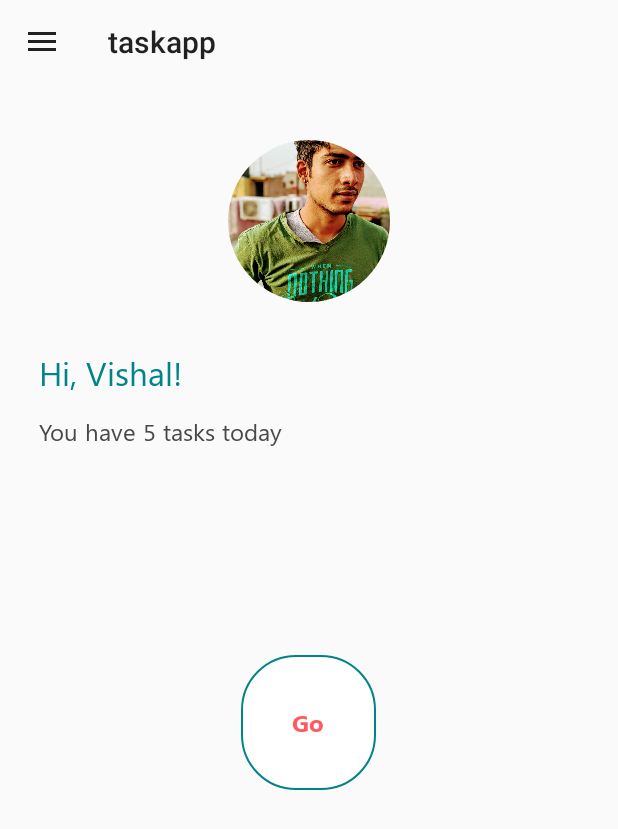
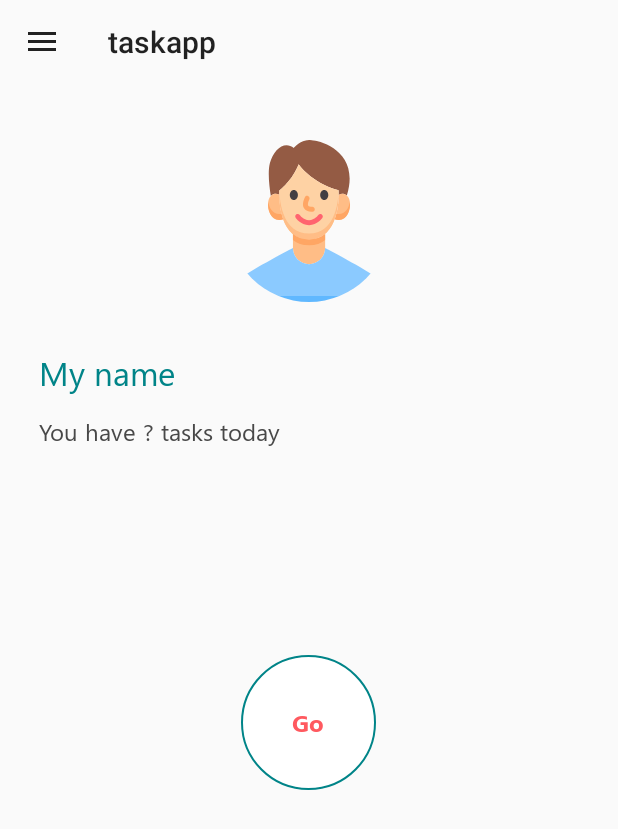
Before and after one commit to GREENTECK9810/taskAndroid, an Android app: the HomePage screen opened directly, with no data from a screen before it, on a phone screen of 412 x 824 dp. Shown: the top 829 px of the screen. Run offline under Robolectric (Android 15) with nearby library versions, the phone set to English and light mode, and no system bars; our stand-ins replace CircleImageView; 2 statements that could not run were skipped.

Commit message:
display user details added

```diff
--- a/app/src/main/java/com/example/visha/taskapp/HomePage.java
+++ b/app/src/main/java/com/example/visha/taskapp/HomePage.java
@@ -5,19 +5,63 @@ import androidx.appcompat.app.AppCompatActivity;
 import androidx.appcompat.widget.Toolbar;
 import androidx.drawerlayout.widget.DrawerLayout;
 
+import android.os.AsyncTask;
 import android.os.Bundle;
+import android.view.View;
+import android.widget.RelativeLayout;
+import android.widget.TextView;
+import android.widget.Toast;
+
+import java.io.IOException;
+import java.util.List;
+
+import retrofit2.Call;
+import retrofit2.Callback;
+import retrofit2.Response;
+import retrofit2.Retrofit;
+import retrofit2.converter.gson.GsonConverterFactory;
 
 public class HomePage extends AppCompatActivity {
 
     DrawerLayout drawerLayout;
     Toolbar toolbar;
     ActionBarDrawerToggle actionBarDrawerToggle;
+    RelativeLayout relativeLayout;
+    TextView name;
+    TextView taskCount;
+    private taskManagerApi taskapi;
+    private String token;
+    User user;
+    Integer tcount;
 
     @Override
     protected void onCreate(Bundle savedInstanceState) {
         super.onCreate(savedInstanceState);
         setContentView(R.layout.activity_home_page);
+
+        relativeLayout = (RelativeLayout) findViewById(R.id.loaddata);
+        name = (TextView) findViewById(R.id.name);
+        taskCount = (TextView) findViewById(R.id.task);
+
+
+        Retrofit retrofit = new Retrofit.Builder()
+                .baseUrl("https://green-task-manager-api.herokuapp.com")
+                .addConverterFactory(GsonConverterFactory.create())
+                .build();
+
+        taskapi = retrofit.create(taskManagerApi.class);
+
+        //get the token from sharedprefs
+        getToken();
+
+        new PrepareData().execute();
         setUpToolbar();
+
+    }
+
+    private void getToken() {
+        sessionManager sm = new sessionManager(getApplicationContext());
+        token = sm.getData();
     }
 
     private void setUpToolbar(){
@@ -29,4 +73,62 @@ public class HomePage extends AppCompatActivity {
         drawerLayout.addDrawerListener(actionBarDrawerToggle);
         actionBarDrawerToggle.syncState();
     }
+
+    private class PrepareData extends AsyncTask<Void, Void, Void>{
+
+        @Override
+        protected void onPreExecute() {
+            relativeLayout.setVisibility(View.VISIBLE);
+        }
+
+        @Override
+        protected Void doInBackground(Void... voids) {
+
+            //synchronous call to load data on homepage
+
+            Call<User> uesrsCall = taskapi.profile(token);
+            Call<List<Tasks>> tasksCall = taskapi.tasks(token);
+
+            try {
+                Response<User> response = uesrsCall.execute();
+
+                if(!response.isSuccessful()){
+                    Toast.makeText(getApplicationContext(),"Please authenticate",Toast.LENGTH_SHORT).show();
+                    finish();
+                }
+
+                user = response.body();
+
+            } catch (IOException e) {
+                Toast.makeText(getApplicationContext(),"Network Failure",Toast.LENGTH_SHORT).show();
+            }
+
+            try {
+                Response<List<Tasks>> response = tasksCall.execute();
+
+                if(!response.isSuccessful()){
+                    Toast.makeText(getApplicationContext(),"Please authenticate",Toast.LENGTH_SHORT).show();
+                    finish();
+                }
+
+                tcount = response.body().size();
+
+            } catch (IOException e) {
+                Toast.makeText(getApplicationContext(),"Network Failure",Toast.LENGTH_SHORT).show();
+            }
+
+            return null;
+        }
+
+        @Override
+        protected void onPostExecute(Void aVoid) {
+
+            if(user != null && tcount != null){
+                name.setText("Hi, " + user.getName().substring(0,1).toUpperCase() + user.getName().substring(1));
+                taskCount.setText("You have " + tcount.toString() + " tasks today");
+            }
+
+            relativeLayout.setVisibility(View.GONE);
+        }
+    }
 }
--- a/app/src/main/java/com/example/visha/taskapp/sessionManager.java
+++ b/app/src/main/java/com/example/visha/taskapp/sessionManager.java
@@ -5,26 +5,29 @@ import android.content.SharedPreferences;
 
 public class sessionManager {
 
-    String token;
+    private String token;
     Context _context;
-    String TEXT = "MySharedPref";
+    private static final String name = "MySharedPref";
+    SharedPreferences sharedPreferences;
+    SharedPreferences.Editor editor;
+    int PRIVATE_MODE = 0;
 
     sessionManager(Context _context){
-        this._context = _context.getApplicationContext();
+        this._context = _context;
+        sharedPreferences = _context.getSharedPreferences(this.name,PRIVATE_MODE);
+        editor = sharedPreferences.edit();
     }
 
     public void StoreData(String token){
-        SharedPreferences sharedPreferences = _context.getSharedPreferences(this.TEXT,_context.MODE_PRIVATE);
-        SharedPreferences.Editor editor = sharedPreferences.edit();
 
         editor.putString("token", token);
+        editor.commit();
 
     }
 
     public String getData(){
-        SharedPreferences sharedPreferences = _context.getSharedPreferences(this.TEXT,_context.MODE_PRIVATE);
 
-        this.token = sharedPreferences.getString("token","");
+        this.token = sharedPreferences.getString("token", null);
 
         return token;
     }
--- a/app/src/main/java/com/example/visha/taskapp/taskManagerApi.java
+++ b/app/src/main/java/com/example/visha/taskapp/taskManagerApi.java
@@ -1,7 +1,11 @@
 package com.example.visha.taskapp;
+
+import java.util.List;
 
 import retrofit2.Call;
 import retrofit2.http.Body;
+import retrofit2.http.GET;
+import retrofit2.http.Header;
 import retrofit2.http.POST;
 
 public interface taskManagerApi {
@@ -9,4 +13,11 @@ public interface taskManagerApi {
     @POST("/users/login")
     Call<userAndToken> login(@Body User user);
 
+
+    @GET("/users/me")
+    Call<User> profile(@Header("Authorization") String token);
+
+    @GET("/tasks")
+    Call<List<Tasks>> tasks(@Header("Authorization") String token);
+
 }
--- a/app/src/main/res/drawable/go_button.xml
+++ b/app/src/main/res/drawable/go_button.xml
@@ -1,11 +1,11 @@
 <?xml version="1.0" encoding="utf-8"?>
-<ripple android:color="@color/blue" xmlns:android="http://schemas.android.com/apk/res/android">
+<ripple android:color="@color/darkgrey" xmlns:android="http://schemas.android.com/apk/res/android">
 
     <item>
         <shape android:shape="rectangle">
             <solid android:color="@color/white"/>
             <stroke android:color="@color/blue" android:width="1dp"/>
-            <corners android:radius="36dp"/>
+            <corners android:radius="200dp"/>
         </shape>
     </item>
 
--- /dev/null
+++ b/app/src/main/res/drawable/ic_young.xml
@@ -0,0 +1,51 @@
+<vector xmlns:android="http://schemas.android.com/apk/res/android"
+    android:width="512dp"
+    android:height="512dp"
+    android:viewportWidth="512"
+    android:viewportHeight="512.0004">
+  <path
+      android:pathData="m162.082,173.32c-0.129,-8.48 0.18,-13.68 0.18,-13.68s40.844,-30.883 61.125,-83.063c0,0 37.711,57.344 126.102,82.445 0,0 0.367,5.535 0.262,14.512 7.547,-3.789 17.266,-5.648 25.789,2.199 42.992,-138.598 -81.297,-173.645 -113.406,-175.621 -33.582,-2.066 -54.027,24.801 -54.027,24.801 -30.258,-23.25 -63.766,4.648 -75.648,48.047 -7.273,26.559 -2.16,72.48 2.902,104.113 8.68,-9.223 18.828,-7.598 26.723,-3.754zM162.082,173.32"
+      android:fillColor="#945b44"/>
+  <path
+      android:pathData="m379.57,180.324c-9.355,-13.004 -21.051,-11.191 -29.82,-6.793 -0.203,17.621 -2.219,48.508 -12.363,76.867 44.148,14.813 57.609,-48.621 42.184,-70.074zM379.57,180.324"
+      android:fillColor="#ffbd86"/>
+  <path
+      android:pathData="m162.082,173.32c-8.719,-4.242 -20.188,-5.785 -29.387,7.008 -15.418,21.434 -1.988,84.797 42.09,70.105 -10.34,-28.613 -12.438,-59.754 -12.703,-77.113zM162.082,173.32"
+      android:fillColor="#ffbd86"/>
+  <path
+      android:pathData="m342.566,233.109c-1.434,5.777 -3.141,11.586 -5.18,17.289 36.398,12.211 51.938,-28.762 47.621,-55.547 -3.176,21.875 -17.191,43.527 -42.441,38.258zM342.566,233.109"
+      android:fillColor="#ffa664"/>
+  <path
+      android:pathData="m127.254,194.855c-4.309,26.762 11.195,67.688 47.531,55.574 -2.063,-5.703 -3.793,-11.512 -5.25,-17.289 -25.148,5.148 -39.109,-16.457 -42.281,-38.285zM127.254,194.855"
+      android:fillColor="#ffa664"/>
+  <path
+      android:pathData="m256.391,314.301c-21.582,0.074 -38.25,-6.633 -51.121,-17.281v44.559c0,28.09 22.77,50.863 50.863,50.863 28.09,0 50.863,-22.773 50.863,-50.863v-44.566c-12.75,10.543 -29.25,17.223 -50.605,17.289zM256.391,314.301"
+      android:fillColor="#ffbd86"/>
+  <path
+      android:pathData="m349.488,159.023s10.242,154.938 -93.102,155.281c-103.344,0.34 -94.125,-154.66 -94.125,-154.66s40.844,-30.887 61.121,-83.066c0.004,0 37.715,57.344 126.105,82.445zM349.488,159.023"
+      android:fillColor="#fed2a4"/>
+  <path
+      android:pathData="m256.391,295.605c-80.5,0.27 -92.703,-93.719 -94.164,-135.281 -0.504,10.898 -5.254,154.309 94.164,153.977 95.965,-0.316 93.984,-133.926 93.211,-153 -1.438,42.336 -13.727,134.043 -93.211,134.305zM256.391,295.605"
+      android:fillColor="#ffbd86"/>
+  <path
+      android:pathData="m205.27,297.02v18.672c12.871,10.656 29.531,17.379 51.121,17.309 21.359,-0.074 37.855,-6.758 50.605,-17.309v-18.68c-12.75,10.543 -29.25,17.223 -50.605,17.293 -21.582,0.07 -38.25,-6.637 -51.121,-17.285zM205.27,297.02"
+      android:fillColor="#ffa664"/>
+  <path
+      android:pathData="m468.254,434.035c-27.969,-22.613 -161.258,-92.457 -161.258,-92.457 0,28.094 -22.773,50.867 -50.863,50.867 -28.094,0 -50.863,-22.773 -50.863,-50.867 0,0 -133.289,69.844 -161.262,92.457 -22.469,18.168 -29.191,57.449 -30.969,72.207 -0.371,3.066 2.027,5.758 5.117,5.758h475.953c3.09,0 5.484,-2.691 5.117,-5.758 -1.777,-14.758 -8.504,-54.039 -30.973,-72.207zM468.254,434.035"
+      android:fillColor="#8bcaff"/>
+  <path
+      android:pathData="m15.066,493.305c-0.996,5.188 -1.633,9.664 -2.027,12.938 -0.371,3.066 2.027,5.758 5.117,5.758h475.953c3.09,0 5.484,-2.691 5.117,-5.758 -0.395,-3.273 -1.031,-7.75 -2.031,-12.938zM15.066,493.305"
+      android:fillColor="#60b8ff"/>
+  <path
+      android:pathData="m220.898,173.563c0,-8.875 -5.621,-15.828 -12.793,-15.828s-12.789,6.953 -12.789,15.828 5.617,15.824 12.789,15.824 12.793,-6.953 12.793,-15.824zM220.898,173.563"
+      android:fillColor="#433f43"/>
+  <path
+      android:pathData="m304.156,189.387c7.172,0 12.789,-6.953 12.789,-15.828s-5.617,-15.824 -12.789,-15.824 -12.789,6.949 -12.789,15.824 5.617,15.828 12.789,15.828zM304.156,189.387"
+      android:fillColor="#433f43"/>
+  <path
+      android:pathData="m264.359,226.813c0.793,0 1.602,-0.02 2.43,-0.051 4.297,-0.18 7.637,-3.809 7.457,-8.109 -0.18,-4.301 -3.793,-7.625 -8.105,-7.457 -3.805,0.16 -10.508,-0.066 -12.578,-3.359 -2.668,-4.242 0.402,-14.332 3.324,-19.816 2.031,-3.785 0.613,-8.504 -3.172,-10.539 -3.785,-2.039 -8.512,-0.621 -10.551,3.164 -1.184,2.199 -11.316,21.859 -2.813,35.449 4.457,7.117 12.523,10.719 24.008,10.719zM264.359,226.813"
+      android:fillColor="#ffa664"/>
+  <path
+      android:pathData="m216.066,235.051c-3.598,2.359 -4.602,7.188 -2.242,10.785 0.625,0.953 15.605,23.324 42.309,23.324 26.699,0 41.684,-22.371 42.309,-23.324 2.352,-3.586 1.352,-8.379 -2.223,-10.75 -3.57,-2.371 -8.398,-1.387 -10.785,2.176 -0.109,0.164 -11.137,16.32 -29.301,16.32 -18.16,0 -29.191,-16.156 -29.281,-16.289 -2.359,-3.598 -7.188,-4.602 -10.785,-2.242zM216.066,235.051"
+      android:fillColor="#ff646f"/>
+</vector>
--- a/app/src/main/res/layout/activity_home_page.xml
+++ b/app/src/main/res/layout/activity_home_page.xml
@@ -9,10 +9,14 @@
     tools:context=".HomePage">
 
 
+
+
     <LinearLayout
         android:layout_width="match_parent"
         android:layout_height="match_parent"
         android:orientation="vertical">
+
+
 
         <androidx.appcompat.widget.Toolbar
             android:layout_width="match_parent"
@@ -22,28 +26,45 @@
 
         </androidx.appcompat.widget.Toolbar>
 
+        <RelativeLayout
+            android:id="@+id/loaddata"
+            android:layout_width="match_parent"
+            android:layout_height="match_parent"
+            android:background="@color/white"
+            android:visibility="gone"
+            android:gravity="center" >
+
+            <ProgressBar
+                android:layout_width="wrap_content"
+                android:layout_height="wrap_content"
+                android:indeterminateTint="@color/darkgrey"
+                android:indeterminate="true" />
+        </RelativeLayout>
+
         <de.hdodenhof.circleimageview.CircleImageView
             android:layout_width="108dp"
             android:layout_height="108dp"
-            android:src="@drawable/profile_image"
+            android:src="@drawable/ic_young"
             android:layout_gravity="center"
             android:layout_marginTop="37dp"/>
 
         <TextView
+            android:id="@+id/name"
             android:layout_width="wrap_content"
             android:layout_height="wrap_content"
             android:layout_marginTop="32dp"
             android:layout_marginLeft="26dp"
-            android:text="Hi, Vishal!"
+            android:text="My name"
             android:textAppearance="@style/regular_text"
             android:textColor="@color/blue"
             android:textSize="22sp" />
         <TextView
+            android:id="@+id/task"
             android:layout_width="wrap_content"
             android:layout_height="wrap_content"
             android:layout_marginTop="13dp"
             android:layout_marginLeft="26dp"
-            android:text="You have 5 tasks today"
+            android:text="You have ? tasks today"
             android:textAppearance="@style/regular_text"
             android:textColor="@color/darkgrey"
             android:textSize="16sp"/>
```
Also changed, not shown: app/src/main/java/com/example/visha/taskapp/MainActivity.java (+13 -0 lines), app/src/main/java/com/example/visha/taskapp/Tasks.java (added, +15 -0 lines), app/src/main/java/com/example/visha/taskapp/login.java (+9 -3 lines), app/src/main/res/layout/progress_bar.xml (deleted, +0 -20 lines).
